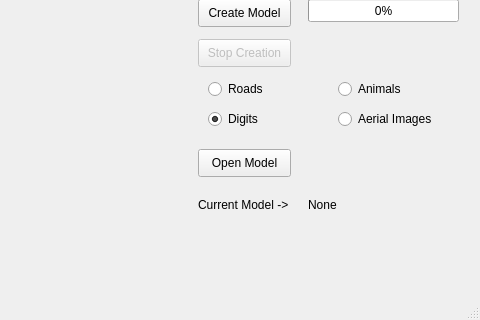
First picture: the form in src/ui/ui_MainWindow.ui, repository etiennelndr/analyze_images, before the edit; both pictures show x 352 to 832 and y 290 to 610 of the 832 by 610 pixel window.
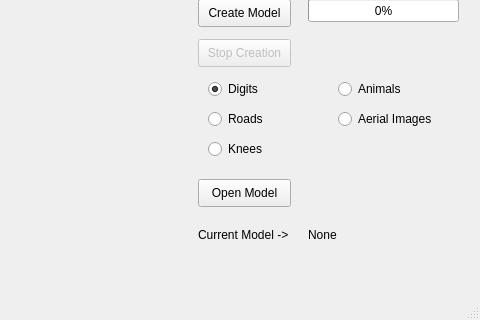
Second picture: the form after the edit.

Commit message: Add lfs instruction and start knees segmentation implementation

The edit to the form file:
```diff
--- a/src/ui/ui_MainWindow.ui
+++ b/src/ui/ui_MainWindow.ui
@@ -34,7 +34,7 @@
     <property name="geometry">
      <rect>
       <x>550</x>
-      <y>420</y>
+      <y>450</y>
       <width>93</width>
       <height>28</height>
      </rect>
@@ -146,7 +146,7 @@
     <property name="geometry">
      <rect>
       <x>550</x>
-      <y>460</y>
+      <y>490</y>
       <width>101</width>
       <height>31</height>
      </rect>
@@ -159,7 +159,7 @@
     <property name="geometry">
      <rect>
       <x>660</x>
-      <y>460</y>
+      <y>490</y>
       <width>161</width>
       <height>31</height>
      </rect>
@@ -241,7 +241,7 @@
     <property name="geometry">
      <rect>
       <x>560</x>
-      <y>350</y>
+      <y>380</y>
       <width>111</width>
       <height>20</height>
      </rect>
@@ -254,7 +254,7 @@
     <property name="geometry">
      <rect>
       <x>560</x>
-      <y>380</y>
+      <y>350</y>
       <width>95</width>
       <height>20</height>
      </rect>
@@ -311,6 +311,19 @@
      <string>Aerial Images</string>
     </property>
    </widget>
+   <widget class="QRadioButton" name="kneesRadioBtn">
+    <property name="geometry">
+     <rect>
+      <x>560</x>
+      <y>410</y>
+      <width>95</width>
+      <height>20</height>
+     </rect>
+    </property>
+    <property name="text">
+     <string>Knees</string>
+    </property>
+   </widget>
   </widget>
   <widget class="QMenuBar" name="menubar">
    <property name="geometry">
```
The commit also changes 3 other files.
